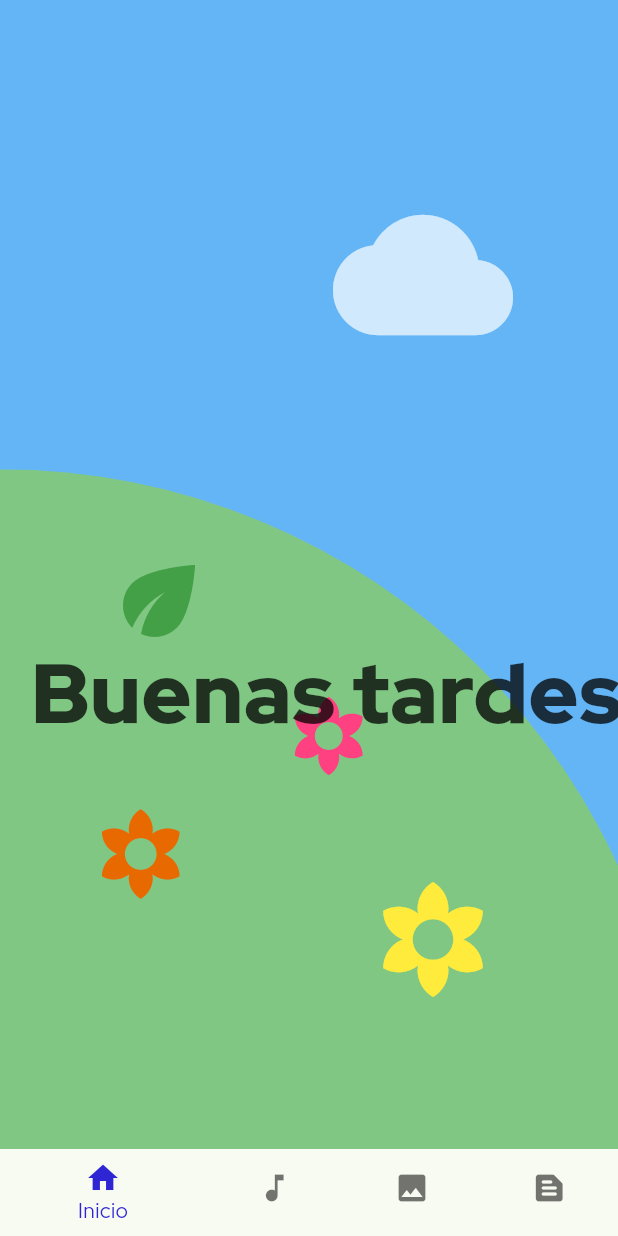
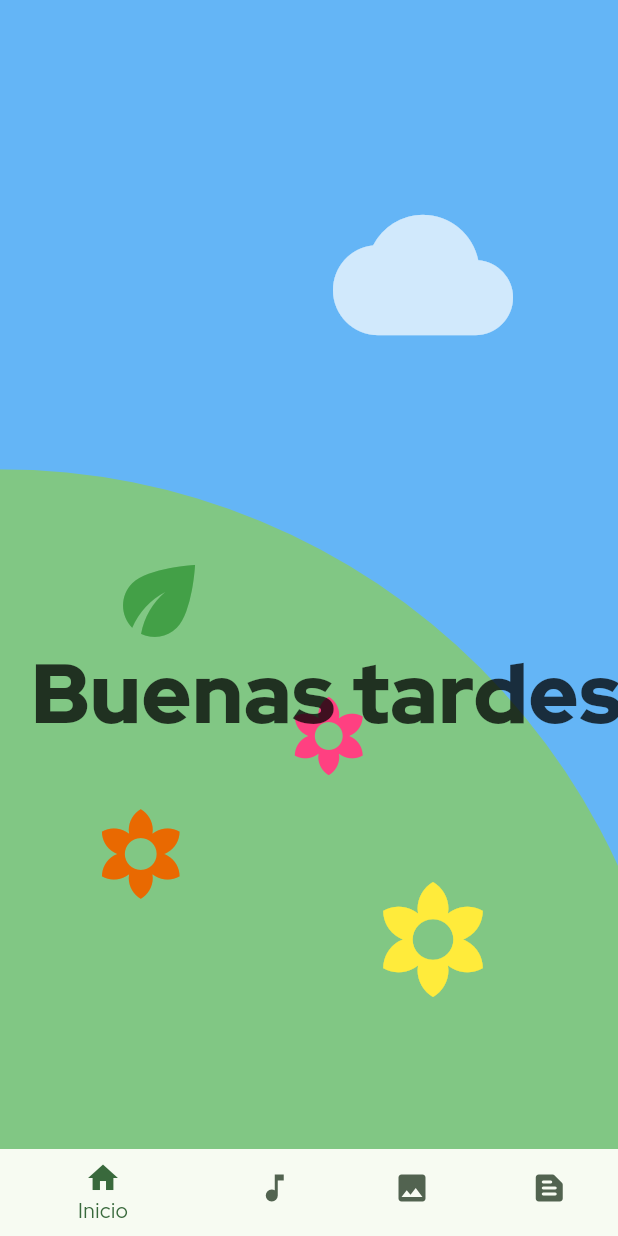
Before and after one commit to dayross/amptr, a Flutter app: the screen it shows after launch, after a tap on the "wb sunny" icon, on a phone screen of 412 x 824 dp. Run offline on Flutter 3.47's test engine with Material 3 defaults, Android fonts, the phone set to English and light mode, and no system bars; our stand-ins replace animate_do, flutter_riverpod.

```diff
--- /dev/null
+++ b/lib/config/config.dart
@@ -0,0 +1,4 @@
+
+
+export 'theme/app_theme.dart';
+export 'theme/text_theme.dart';
--- /dev/null
+++ b/lib/config/theme/app_theme.dart
@@ -0,0 +1,10 @@
+import 'package:flutter/material.dart';
+
+
+class AppTheme{
+  ThemeData getTheme() => ThemeData(
+    useMaterial3: true,
+    colorSchemeSeed: Color.fromARGB(255, 84, 117, 83),
+    fontFamily: 'Red Hat'
+  );
+}
--- a/lib/main.dart
+++ b/lib/main.dart
@@ -1,3 +1,4 @@
+import 'package:amptr/config/config.dart';
 import 'package:amptr/presentation/screens/screens.dart';
 import 'package:flutter/material.dart';
 import 'package:flutter_riverpod/flutter_riverpod.dart';
@@ -13,11 +14,7 @@ class MainApp extends StatelessWidget {
   Widget build(BuildContext context) {
     return MaterialApp(
       debugShowCheckedModeBanner: false,
-      theme: ThemeData(
-        useMaterial3: true,
-        scaffoldBackgroundColor: Colors.white,
-        colorSchemeSeed: const Color.fromARGB(255, 40, 55, 35),
-        fontFamily: 'Red Hat'),
+      theme: AppTheme().getTheme(),
       home: const ButtonScreen()
     );
   }
--- a/lib/presentation/screens/button_screen.dart
+++ b/lib/presentation/screens/button_screen.dart
@@ -16,20 +16,22 @@ class ButtonScreen extends ConsumerWidget {
   Widget build(BuildContext context, WidgetRef ref,) {
     final size = MediaQuery.of(context).size;
     final DateTime dt = DateTime.now();
+    final colors = Theme.of(context).colorScheme;
 
 
     return Scaffold(
-      // extendBody: true,
-      // backgroundColor:  Color.fromARGB(255, 127, 156, 117),
+      extendBody: true,
+      backgroundColor:  colors.secondary,
       body: Center(
         child: Column(
           mainAxisAlignment: MainAxisAlignment.center,
           children: [
             FilledButton.icon(
               style: FilledButton.styleFrom(
+                elevation: 5,
                 shape: RoundedRectangleBorder(borderRadius: BorderRadius.circular(40),),
                 fixedSize: Size(size.width*0.4, size.height*0.07),
-                backgroundColor: Color.fromARGB(255, 40, 55, 35)
+                backgroundColor: colors.primary
               ),
               // onPressed: ()=> ref.watch(homeScreenProvider.notifier).state = true,
               onPressed: (){
@@ -50,14 +52,6 @@ class ButtonScreen extends ConsumerWidget {
           ]
         ),
       ),
-      // bottomNavigationBar: BottomNavigationBar(
-      //   elevation: 0,
-      //   backgroundColor: Colors.transparent,
-      //   items: [
-      //     BottomNavigationBarItem(icon: Icon(Icons.ac_unit_outlined), label: "Hola"),
-      //     BottomNavigationBarItem(icon: Icon(Icons.ac_unit_outlined), label: "Hola"),
-      //     BottomNavigationBarItem(icon: Icon(Icons.ac_unit_outlined), label: "Hola"),
-      //   ]),
     );
   }
 }
--- a/lib/presentation/screens/greeting_screen.dart
+++ b/lib/presentation/screens/greeting_screen.dart
@@ -35,7 +35,6 @@ class _NightScreen extends StatelessWidget {
   @override
   Widget build(BuildContext context) {
     return Scaffold(
-      extendBody: true,
       backgroundColor: const Color.fromARGB(255, 16, 22, 89),
       body: Stack(
         children: [
@@ -128,7 +127,6 @@ class _EveningScreen extends StatelessWidget {
   Widget build(BuildContext context) {
     return SafeArea(
       child: Scaffold(
-        extendBody: true,
         backgroundColor: Colors.blue[300],
         body: Stack(
           children: [
@@ -212,7 +210,6 @@ class _MorningScreen extends StatelessWidget {
   @override
   Widget build(BuildContext context) {
     return Scaffold(
-      extendBody: true,
       backgroundColor: Colors.blue[100],
       body: Stack(
         children: [
--- a/lib/presentation/shared/widgets/custom_bottom_navigation_bar.dart
+++ b/lib/presentation/shared/widgets/custom_bottom_navigation_bar.dart
@@ -10,13 +10,13 @@ class CustomBottomNavigationBar extends ConsumerWidget {
   @override
   Widget build(BuildContext context, WidgetRef ref) {
     final navigationProv = ref.watch(navigationProvider);
+    final colors = Theme.of(context).colorScheme;
 
     return BottomNavigationBar(
-      elevation: 0.0,
-      backgroundColor: Colors.lightBlue,
-      // type: BottomNavigationBarType.fixed,
-      unselectedItemColor: Colors.black54,
-      selectedItemColor: const Color.fromARGB(255, 46, 38, 211),
+      elevation: 0,
+      backgroundColor: Colors.transparent,
+      unselectedItemColor: colors.secondary,
+      selectedItemColor: colors.primary,
       currentIndex: navigationProv,
       onTap: (value)=> ref
         .watch(navigationProvider.notifier)
```
Also changed, not shown: lib/config/theme/text_theme.dart (added, +18 -0 lines), lib/presentation/screens/daily_song_screen.dart (+45 -3 lines), lib/presentation/screens/screens.dart (line endings or trailing spaces).
